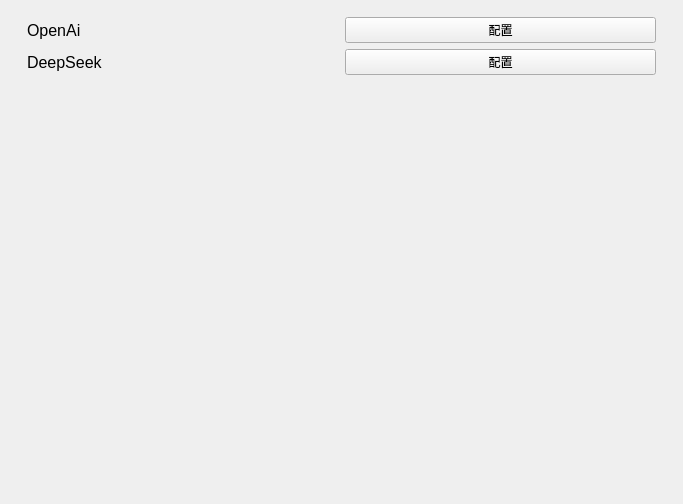
First picture: the form in windows/setting/child/settingchild_llm.ui, repository Zao-chen/ZcChat2, before the edit.
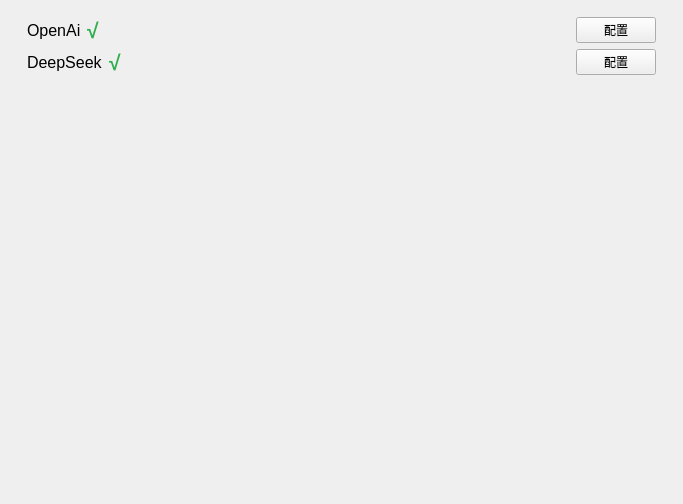
Second picture: the form after the edit. Custom widgets are drawn as their Qt base class.

Commit message: feat: 添加OpenAI和DeepSeek状态标签，优化模型列表加载逻辑

Diff of the .ui file:
```diff
--- a/windows/setting/child/settingchild_llm.ui
+++ b/windows/setting/child/settingchild_llm.ui
@@ -69,6 +69,38 @@
             </property>
            </widget>
           </item>
+          <item>
+           <widget class="ElaText" name="label_Openai_Status">
+            <property name="visible">
+             <bool>false</bool>
+            </property>
+            <property name="font">
+             <font>
+              <pointsize>16</pointsize>
+              <bold>true</bold>
+             </font>
+            </property>
+            <property name="styleSheet">
+             <string notr="true">color: #2EAD4B;</string>
+            </property>
+            <property name="text">
+             <string>√</string>
+            </property>
+           </widget>
+          </item>
+          <item>
+           <spacer name="horizontalSpacer_Openai">
+            <property name="orientation">
+             <enum>Qt::Orientation::Horizontal</enum>
+            </property>
+            <property name="sizeHint" stdset="0">
+             <size>
+              <width>40</width>
+              <height>20</height>
+             </size>
+            </property>
+           </spacer>
+          </item>
           <item>
            <widget class="ElaPushButton" name="pushButton_Openai_Set">
             <property name="text">
@@ -106,6 +138,38 @@
             </property>
            </widget>
           </item>
+          <item>
+           <widget class="ElaText" name="label_Deepseek_Status">
+            <property name="visible">
+             <bool>false</bool>
+            </property>
+            <property name="font">
+             <font>
+              <pointsize>16</pointsize>
+              <bold>true</bold>
+             </font>
+            </property>
+            <property name="styleSheet">
+             <string notr="true">color: #2EAD4B;</string>
+            </property>
+            <property name="text">
+             <string>√</string>
+            </property>
+           </widget>
+          </item>
+          <item>
+           <spacer name="horizontalSpacer_Deepseek">
+            <property name="orientation">
+             <enum>Qt::Orientation::Horizontal</enum>
+            </property>
+            <property name="sizeHint" stdset="0">
+             <size>
+              <width>40</width>
+              <height>20</height>
+             </size>
+            </property>
+           </spacer>
+          </item>
           <item>
            <widget class="ElaPushButton" name="pushButton_Deepseek_Set">
             <property name="text">
```
The commit also changes 2 other files.
